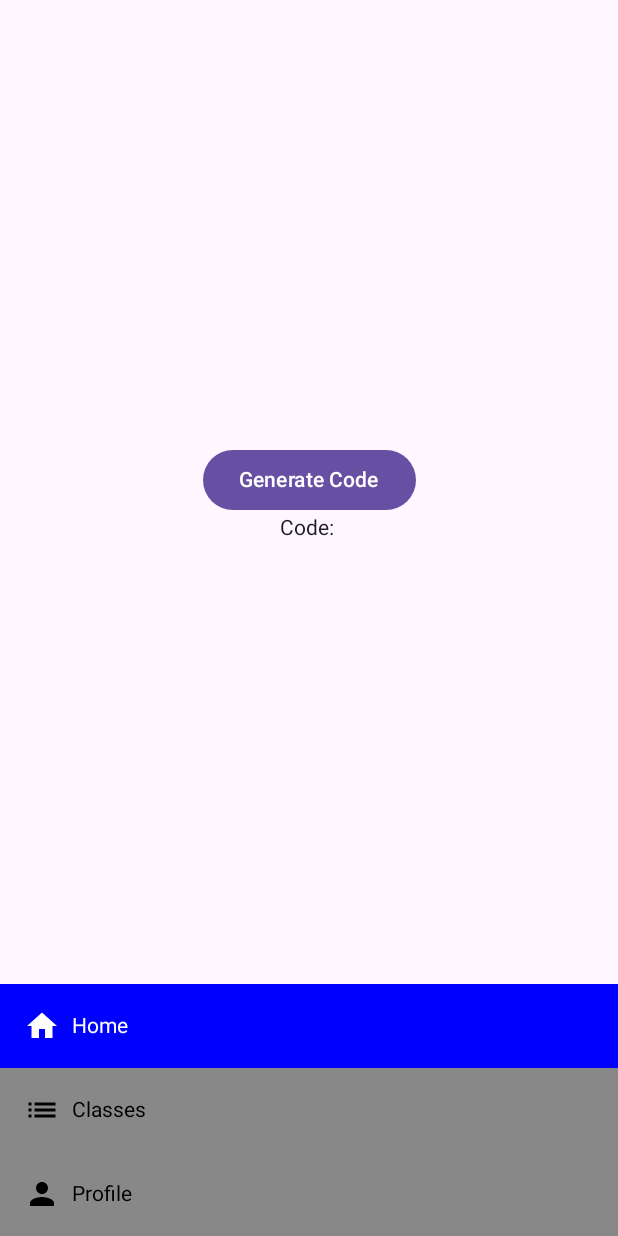
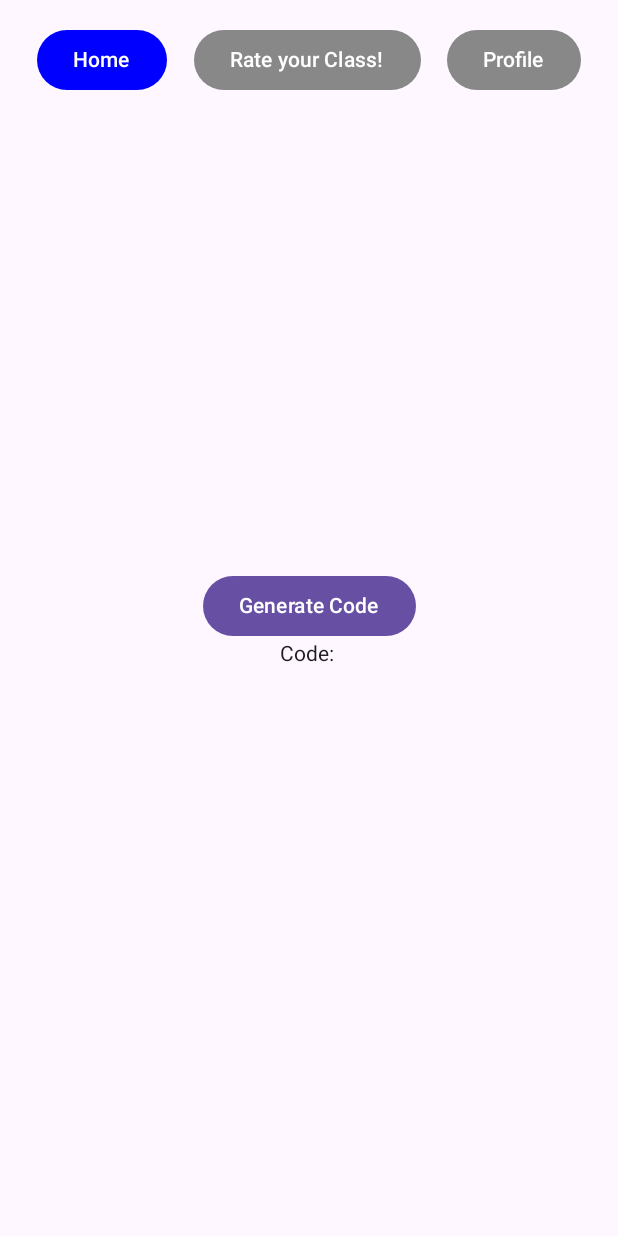
Before and after one commit to GabrielMena8/proyectoStudention, an Android app built with Jetpack Compose: the MainScreen screen opened through its navigation route, on a phone screen of 412 x 824 dp. Run offline under Robolectric (Android 15) with nearby library versions, the phone set to English and light mode, and no system bars.

Commit message:
Pagina de Feedback con botones

```diff
--- a/app/src/main/java/com/example/studention/MainActivity.kt
+++ b/app/src/main/java/com/example/studention/MainActivity.kt
@@ -38,8 +38,16 @@ fun MyApp() {
 
         // Pantalla principal (con barra inferior)
         composable("main") {
-
             MainScreen(navController)
         }
+
+        // Pantalla ButtonScreen
+        composable("buttonScreen") {
+            ButtonScreen(navController)
+        }
+
+        // Pantallas de retroalimentación positiva y negativa
+        composable("positive") { PositiveScreen(navController) }
+        composable("negative") { NegativeScreen(navController) }
     }
 }
--- a/app/src/main/java/com/example/studention/MainView.kt
+++ b/app/src/main/java/com/example/studention/MainView.kt
@@ -25,6 +25,8 @@ import androidx.compose.ui.graphics.Color
 import androidx.compose.ui.unit.dp
 import androidx.navigation.NavHostController
 import kotlin.random.Random
+import androidx.compose.material3.ButtonDefaults
+import androidx.navigation.NavGraph.Companion.findStartDestination
 
 import retrofit2.Call
 import retrofit2.Callback
@@ -33,18 +35,9 @@ import retrofit2.Callback
 
 @Composable
 fun MainScreen(navController: NavHostController) {
-    // Estado para controlar qué pestaña está seleccionada
     var selectedTab by remember { mutableStateOf(0) }
 
-    Scaffold(
-        bottomBar = {
-            BottomNavigationBar(
-                selectedTabIndex = selectedTab,
-                onTabSelected = { index -> selectedTab = index }
-            )
-        }
-    ) { innerPadding ->
-        // Contenido que cambia según la pestaña seleccionada
+    Scaffold { innerPadding ->
         Box(
             modifier = Modifier
                 .fillMaxSize()
@@ -53,10 +46,35 @@ fun MainScreen(navController: NavHostController) {
         ) {
             when (selectedTab) {
                 0 -> HomeTabContent()
-                1 -> ClassesTabContent()
+                1 -> {
+                    // Navega a ButtonScreen y limpia la pila de navegación
+                    navController.navigate("buttonScreen") {
+                        popUpTo(navController.graph.findStartDestination().id) {
+                            saveState = true
+                        }
+                        launchSingleTop = true // Esto evita crear múltiples instancias
+                        restoreState = true // Restaura el estado anterior
+                    }
+                }
                 2 -> ProfileTabContent()
             }
         }
+
+        BottomNavigationBar(
+            selectedTabIndex = selectedTab,
+            onTabSelected = { index ->
+                selectedTab = index
+                if (index == 1) {
+                    navController.navigate("buttonScreen") {
+                        popUpTo(navController.graph.findStartDestination().id) {
+                            saveState = true
+                        }
+                        launchSingleTop = true // Esto evita crear múltiples instancias
+                        restoreState = true // Restaura el estado anterior
+                    }
+                }
+            }
+        )
     }
 }
 
@@ -74,18 +92,24 @@ fun ProfileTabContent() {
 }
 
 @Composable
-fun ClassesTabContent() {
-
-
+fun ClassesTabContent(navController: NavHostController) {
     Column(
         modifier = Modifier.fillMaxSize(),
         verticalArrangement = Arrangement.Center,
         horizontalAlignment = Alignment.CenterHorizontally
     ) {
-
-        Text(text = "Classes")
+        // Botón para "Rate your Class!"
+        Button(
+            onClick = { navController.navigate("buttonScreen") }, // Navega a ButtonScreen
+            modifier = Modifier.padding(16.dp),
+            colors = ButtonDefaults.buttonColors(containerColor = Color.Blue) // Color del botón
+        ) {
+            Text("Rate your Class!", color = Color.White)
+        }
     }
 }
+
+
 
 @Composable
 fun HomeTabContent() {
@@ -118,36 +142,35 @@ fun HomeTabContent() {
 
 @Composable
 fun BottomNavigationBar(selectedTabIndex: Int, onTabSelected: (Int) -> Unit) {
-    BottomNavigation(
-        backgroundColor = Color.White,
-        contentColor = Color.Black
+    Row(
+        modifier = Modifier
+            .fillMaxWidth()
+            .padding(16.dp),
+        horizontalArrangement = Arrangement.SpaceAround
     ) {
+        Button(
+            onClick = { onTabSelected(0) },
+            colors = ButtonDefaults.buttonColors(containerColor = if (selectedTabIndex == 0) Color.Blue else Color.Gray)
+        ) {
+            Text("Home", color = Color.White)
+        }
 
-        BottomNavigationItem(
-            selected = selectedTabIndex == 0,
-            onClick = { onTabSelected(0) },
-            icon = { Icon(Icons.Default.Home, contentDescription = "Home") },
-            label = { Text("Home") },
-            alwaysShowLabel = true
-        )
+        Button(
+            onClick = { onTabSelected(1) },
+            colors = ButtonDefaults.buttonColors(containerColor = if (selectedTabIndex == 1) Color.Blue else Color.Gray)
+        ) {
+            Text("Rate your Class!", color = Color.White)
+        }
 
-        BottomNavigationItem(
-            selected = selectedTabIndex == 1,
-            onClick = { onTabSelected(1) },
-            icon = { Icon(Icons.Default.List, contentDescription = "Classes") },
-            label = { Text("Classes") },
-            alwaysShowLabel = true
-        )
-
-        BottomNavigationItem(
-            selected = selectedTabIndex == 2,
+        Button(
             onClick = { onTabSelected(2) },
-            icon = { Icon(Icons.Default.Person, contentDescription = "Profile") },
-            label = { Text("Profile") },
-            alwaysShowLabel = true
-        )
+            colors = ButtonDefaults.buttonColors(containerColor = if (selectedTabIndex == 2) Color.Blue else Color.Gray)
+        ) {
+            Text("Profile", color = Color.White)
+        }
     }
 }
+
 
 
 
--- a/gradle/libs.versions.toml
+++ b/gradle/libs.versions.toml
@@ -1,5 +1,5 @@
 [versions]
-agp = "8.5.0"
+agp = "8.6.0"
 converterGson = "2.9.0"
 kotlin = "1.9.0"
 coreKtx = "1.13.1"
@@ -35,6 +35,8 @@ androidx-navigation-compose = { group = "androidx.navigation", name = "navigatio
 logging-interceptor = { module = "com.squareup.okhttp3:logging-interceptor", version.ref = "loggingInterceptor" }
 retrofit = { module = "com.squareup.retrofit2:retrofit", version.ref = "retrofit" }
 
+
+
 [plugins]
 android-application = { id = "com.android.application", version.ref = "agp" }
 jetbrains-kotlin-android = { id = "org.jetbrains.kotlin.android", version.ref = "kotlin" }
```
Also changed, not shown: app/src/main/java/com/example/studention/buttonScreen.kt (added, +213 -0 lines).
